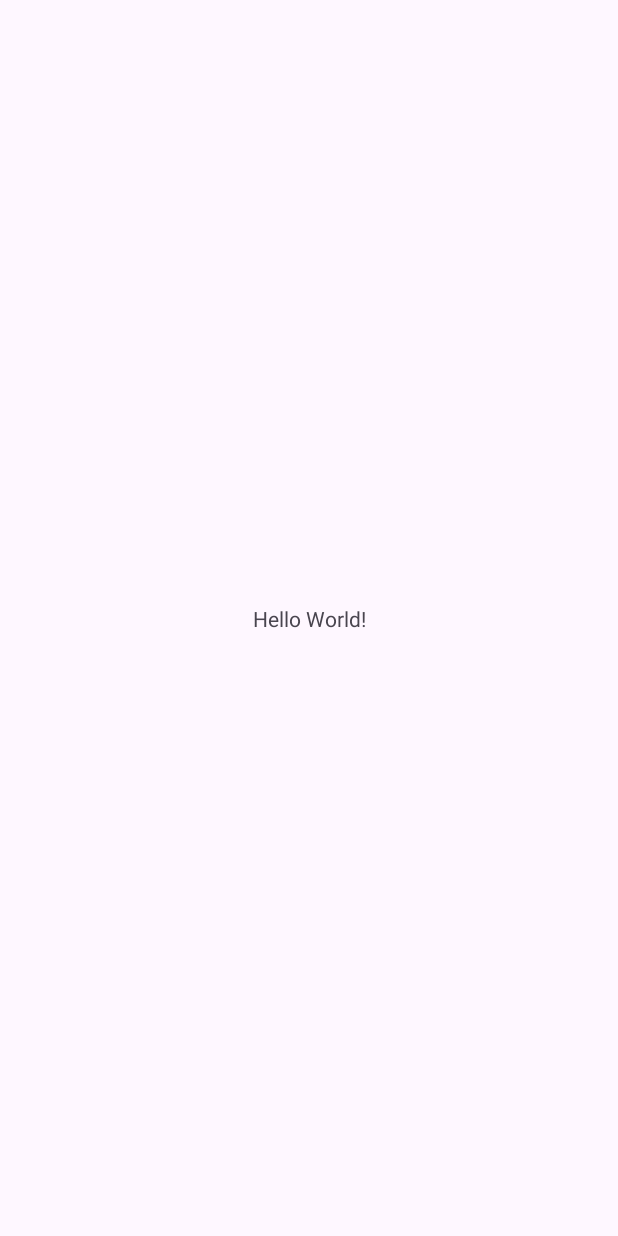
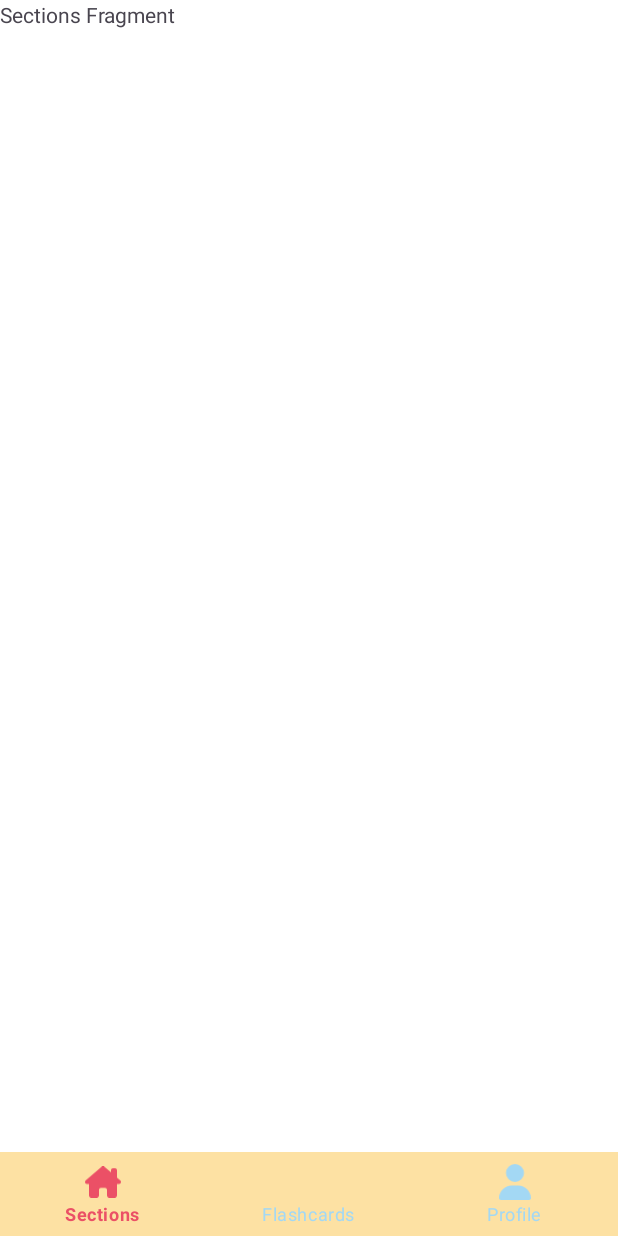
Before and after one commit to myeniadim/LingoApp, an Android app: the screen it shows after launch (MainActivity), on a phone screen of 412 x 824 dp. Before the commit the screen is almost empty. Run offline under Robolectric (Android 15) with nearby library versions, the phone set to English and light mode, and no system bars.

Commit message:
implement bottom navigation bar

```diff
--- a/app/build.gradle
+++ b/app/build.gradle
@@ -22,6 +22,11 @@ android {
             proguardFiles getDefaultProguardFile('proguard-android-optimize.txt'), 'proguard-rules.pro'
         }
     }
+
+    buildFeatures{
+        viewBinding true
+    }
+
     compileOptions {
         sourceCompatibility JavaVersion.VERSION_1_8
         targetCompatibility JavaVersion.VERSION_1_8
--- a/app/src/main/java/com/msku/ceng3505/lingoapp/MainActivity.java
+++ b/app/src/main/java/com/msku/ceng3505/lingoapp/MainActivity.java
@@ -2,23 +2,46 @@ package com.msku.ceng3505.lingoapp;
 
 import android.os.Bundle;
 
-import androidx.activity.EdgeToEdge;
+
 import androidx.appcompat.app.AppCompatActivity;
-import androidx.core.graphics.Insets;
-import androidx.core.view.ViewCompat;
-import androidx.core.view.WindowInsetsCompat;
+import androidx.fragment.app.Fragment;
+import androidx.fragment.app.FragmentManager;
+import androidx.fragment.app.FragmentTransaction;
+
+import com.msku.ceng3505.lingoapp.databinding.ActivityMainBinding;
+
 
 public class MainActivity extends AppCompatActivity {
+
+    ActivityMainBinding binding;
+
 
     @Override
     protected void onCreate(Bundle savedInstanceState) {
         super.onCreate(savedInstanceState);
-        EdgeToEdge.enable(this);
-        setContentView(R.layout.activity_main);
-        ViewCompat.setOnApplyWindowInsetsListener(findViewById(R.id.main), (v, insets) -> {
-            Insets systemBars = insets.getInsets(WindowInsetsCompat.Type.systemBars());
-            v.setPadding(systemBars.left, systemBars.top, systemBars.right, systemBars.bottom);
-            return insets;
+        binding = ActivityMainBinding.inflate(getLayoutInflater());
+        setContentView(binding.getRoot());
+        replaceFragment(new SectionsFragment());
+
+        binding.bottomNavigationView.setOnItemSelectedListener(item -> {
+
+            if (item.getItemId() == R.id.sections) {
+                replaceFragment(new SectionsFragment());
+            }else if (item.getItemId() == R.id.flashcards) {
+                replaceFragment(new FlashcardsFragment());
+            } else if (item.getItemId() == R.id.profile) {
+                replaceFragment(new ProfileFragment());
+            }
+            return true;
         });
+
+
+    }
+
+    private void replaceFragment(Fragment selectedFragment) {
+        FragmentManager fragmentManager = getSupportFragmentManager();
+        FragmentTransaction fragmentTransaction = fragmentManager.beginTransaction();
+        fragmentTransaction.replace(R.id.frame_layout, selectedFragment);
+        fragmentTransaction.commit();
     }
 }
--- /dev/null
+++ b/app/src/main/java/com/msku/ceng3505/lingoapp/SectionsFragment.java
@@ -0,0 +1,64 @@
+package com.msku.ceng3505.lingoapp;
+
+import android.os.Bundle;
+
+import androidx.fragment.app.Fragment;
+
+import android.view.LayoutInflater;
+import android.view.View;
+import android.view.ViewGroup;
+
+/**
+ * A simple {@link Fragment} subclass.
+ * Use the {@link SectionsFragment#newInstance} factory method to
+ * create an instance of this fragment.
+ */
+public class SectionsFragment extends Fragment {
+
+    // TODO: Rename parameter arguments, choose names that match
+    // the fragment initialization parameters, e.g. ARG_ITEM_NUMBER
+    private static final String ARG_PARAM1 = "param1";
+    private static final String ARG_PARAM2 = "param2";
+
+    // TODO: Rename and change types of parameters
+    private String mParam1;
+    private String mParam2;
+
+    public SectionsFragment() {
+        // Required empty public constructor
+    }
+
+    /**
+     * Use this factory method to create a new instance of
+     * this fragment using the provided parameters.
+     *
+     * @param param1 Parameter 1.
+     * @param param2 Parameter 2.
+     * @return A new instance of fragment SectionsFragment.
+     */
+    // TODO: Rename and change types and number of parameters
+    public static SectionsFragment newInstance(String param1, String param2) {
+        SectionsFragment fragment = new SectionsFragment();
+        Bundle args = new Bundle();
+        args.putString(ARG_PARAM1, param1);
+        args.putString(ARG_PARAM2, param2);
+        fragment.setArguments(args);
+        return fragment;
+    }
+
+    @Override
+    public void onCreate(Bundle savedInstanceState) {
+        super.onCreate(savedInstanceState);
+        if (getArguments() != null) {
+            mParam1 = getArguments().getString(ARG_PARAM1);
+            mParam2 = getArguments().getString(ARG_PARAM2);
+        }
+    }
+
+    @Override
+    public View onCreateView(LayoutInflater inflater, ViewGroup container,
+                             Bundle savedInstanceState) {
+        // Inflate the layout for this fragment
+        return inflater.inflate(R.layout.fragment_sections, container, false);
+    }
+}
--- /dev/null
+++ b/app/src/main/res/color/nav_item_color_state.xml
@@ -0,0 +1,5 @@
+<?xml version="1.0" encoding="utf-8"?>
+<selector xmlns:android="http://schemas.android.com/apk/res/android">
+    <item android:color="@color/red" android:state_checked="true"/>  <!-- Seçili öğe için kırmızı -->
+    <item android:color="@color/blue"/>  <!-- Seçilmemiş öğeler için mavi -->
+</selector>
--- /dev/null
+++ b/app/src/main/res/drawable/house_chimney_solid.xml
@@ -0,0 +1,5 @@
+<vector xmlns:android="http://schemas.android.com/apk/res/android" android:height="24dp" android:viewportHeight="512" android:viewportWidth="576" android:width="27dp">
+
+    <path android:fillColor="#FF000000" android:pathData="M543.8,287.6c17,0 32,-14 32,-32.1c1,-9 -3,-17 -11,-24L512,185l0,-121c0,-17.7 -14.3,-32 -32,-32l-32,0c-17.7,0 -32,14.3 -32,32l0,36.7L309.5,7c-6,-5 -14,-7 -21,-7s-15,1 -22,8L10,231.5c-7,7 -10,15 -10,24c0,18 14,32.1 32,32.1l32,0 0,69.7c-0.1,0.9 -0.1,1.8 -0.1,2.8l0,112c0,22.1 17.9,40 40,40l16,0c1.2,0 2.4,-0.1 3.6,-0.2c1.5,0.1 3,0.2 4.5,0.2l31.9,0 24,0c22.1,0 40,-17.9 40,-40l0,-24 0,-64c0,-17.7 14.3,-32 32,-32l64,0c17.7,0 32,14.3 32,32l0,64 0,24c0,22.1 17.9,40 40,40l24,0 32.5,0c1.4,0 2.8,0 4.2,-0.1c1.1,0.1 2.2,0.1 3.3,0.1l16,0c22.1,0 40,-17.9 40,-40l0,-16.2c0.3,-2.6 0.5,-5.3 0.5,-8.1l-0.7,-160.2 32,0z"/>
+
+</vector>
--- /dev/null
+++ b/app/src/main/res/drawable/user_solid.xml
@@ -0,0 +1,5 @@
+<vector xmlns:android="http://schemas.android.com/apk/res/android" android:height="27.428572dp" android:viewportHeight="512" android:viewportWidth="448" android:width="24dp">
+
+    <path android:fillColor="#FF000000" android:pathData="M224,256A128,128 0,1 0,224 0a128,128 0,1 0,0 256zM178.3,304C79.8,304 0,383.8 0,482.3C0,498.7 13.3,512 29.7,512l388.6,0c16.4,0 29.7,-13.3 29.7,-29.7C448,383.8 368.2,304 269.7,304l-91.4,0z"/>
+
+</vector>
--- a/app/src/main/res/layout/activity_main.xml
+++ b/app/src/main/res/layout/activity_main.xml
@@ -7,13 +7,27 @@
     android:layout_height="match_parent"
     tools:context=".MainActivity">
 
-    <TextView
-        android:layout_width="wrap_content"
+    <FrameLayout
+        android:id="@+id/frame_layout"
+        android:layout_width="0dp"
+        android:layout_height="0dp"
+        app:layout_constraintBottom_toTopOf="@+id/bottomNavigationView"
+        app:layout_constraintEnd_toEndOf="parent"
+        app:layout_constraintStart_toStartOf="parent"
+        app:layout_constraintTop_toTopOf="parent"
+        tools:context=".SectionsFragment">
+        >
+
+    </FrameLayout>
+
+    <com.google.android.material.bottomnavigation.BottomNavigationView
+        android:id="@+id/bottomNavigationView"
+        android:layout_width="match_parent"
         android:layout_height="wrap_content"
-        android:text="Hello World!"
+        android:background="@color/yellow"
         app:layout_constraintBottom_toBottomOf="parent"
         app:layout_constraintEnd_toEndOf="parent"
         app:layout_constraintStart_toStartOf="parent"
-        app:layout_constraintTop_toTopOf="parent" />
-
+        app:menu="@menu/bottom_nav_menu"
+        style="@style/CustomBottomNavigation"/>
 </androidx.constraintlayout.widget.ConstraintLayout>
--- /dev/null
+++ b/app/src/main/res/layout/fragment_sections.xml
@@ -0,0 +1,15 @@
+<?xml version="1.0" encoding="utf-8"?>
+<FrameLayout xmlns:android="http://schemas.android.com/apk/res/android"
+    xmlns:tools="http://schemas.android.com/tools"
+    android:layout_width="match_parent"
+    android:layout_height="match_parent"
+    tools:context=".SectionsFragment">
+
+    <!-- TODO: Update blank fragment layout -->
+    <TextView
+        android:layout_width="match_parent"
+        android:layout_height="match_parent"
+        android:background="@color/white"
+        android:text="Sections Fragment" />
+
+</FrameLayout>
--- /dev/null
+++ b/app/src/main/res/menu/bottom_nav_menu.xml
@@ -0,0 +1,16 @@
+<?xml version="1.0" encoding="utf-8"?>
+<menu xmlns:android="http://schemas.android.com/apk/res/android">
+
+    <item
+        android:title="Sections"
+        android:icon="@drawable/house_chimney_solid"
+        android:id="@+id/sections"
+        />
+    <item
+        android:title="Flashcards"
+        android:id="@+id/flashcards"/>
+    <item
+        android:title="Profile"
+        android:icon="@drawable/user_solid"
+        android:id="@+id/profile"/>
+</menu>
--- a/app/src/main/res/values/colors.xml
+++ b/app/src/main/res/values/colors.xml
@@ -2,4 +2,11 @@
 <resources>
     <color name="black">#FF000000</color>
     <color name="white">#FFFFFFFF</color>
+    <color name="red">#eb5066</color>
+    <color name="yellow">#fde1a3</color>
+    <color name="pink">#F6C2D0</color>
+    <color name="orange">#e1a692</color>
+    <color name="blue">#a3d8f4</color>
+    <color name="green">#a3f4c6</color>
+    <color name="purple">#d8a3f4</color>
 </resources>
--- a/app/src/main/res/values/strings.xml
+++ b/app/src/main/res/values/strings.xml
@@ -1,3 +1,5 @@
 <resources>
     <string name="app_name">LingoApp</string>
+    <!-- TODO: Remove or change this placeholder text -->
+    <string name="hello_blank_fragment">Hello blank fragment</string>
 </resources>
--- /dev/null
+++ b/app/src/main/res/values/styles.xml
@@ -0,0 +1,8 @@
+<?xml version="1.0" encoding="utf-8"?>
+<resources>
+    <style name="CustomBottomNavigation" parent="Widget.MaterialComponents.BottomNavigationView">
+        <item name="itemIconTint">@color/nav_item_color_state</item>
+        <item name="itemTextColor">@color/nav_item_color_state</item>
+        <item name="itemBackground">@color/yellow</item>
+    </style>
+</resources>
```
Also changed, not shown: app/src/main/java/com/msku/ceng3505/lingoapp/FlashcardsFragment.java (added, +64 -0 lines), app/src/main/java/com/msku/ceng3505/lingoapp/ProfileFragment.java (added, +64 -0 lines), app/src/main/res/layout/fragment_flashcards.xml (added, +14 -0 lines), app/src/main/res/layout/fragment_profile.xml (added, +14 -0 lines).
